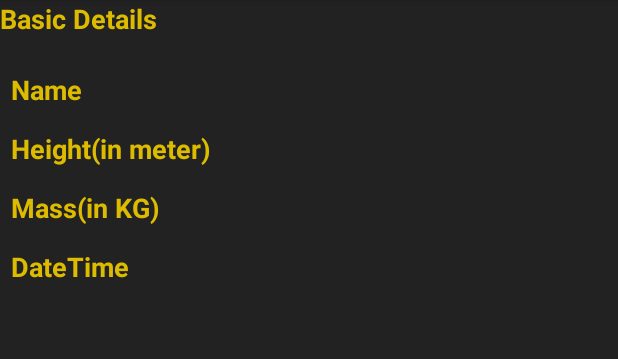
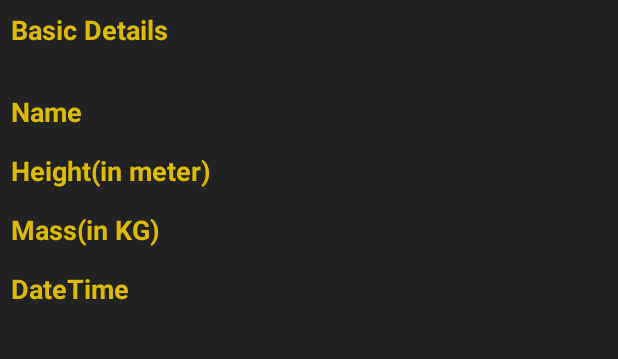
Before and after one commit to SandyDheringe/StartWarDemo, an Android app: the SWCharacterDetailsActivity screen opened directly, with no data from a screen before it, on a phone screen of 412 x 824 dp, the part 84-443 px from its top. Run offline under Robolectric (Android 15) with nearby library versions, the phone set to English and light mode, and no system bars; our stand-ins replace data binding.

Commit message:
updated layout padding

```diff
--- a/app/src/main/res/layout/activity_swcharacter_details.xml
+++ b/app/src/main/res/layout/activity_swcharacter_details.xml
@@ -17,6 +17,7 @@
             android:orientation="vertical">
 
             <TextView
+                android:padding="@dimen/padding_7dp"
                 style="@style/label_style"
                 android:layout_width="match_parent"
                 android:layout_height="wrap_content"
@@ -26,7 +27,7 @@
             <LinearLayout
                 android:layout_width="match_parent"
                 android:layout_height="wrap_content"
-                android:padding="7dp">
+                android:padding="@dimen/padding_7dp">
 
                 <TextView
                     style="@style/label_style"
@@ -47,7 +48,7 @@
             <LinearLayout
                 android:layout_width="match_parent"
                 android:layout_height="wrap_content"
-                android:padding="7dp">
+                android:padding="@dimen/padding_7dp">
 
                 <TextView
                     style="@style/label_style"
@@ -68,7 +69,7 @@
             <LinearLayout
                 android:layout_width="match_parent"
                 android:layout_height="wrap_content"
-                android:padding="7dp">
+                android:padding="@dimen/padding_7dp">
 
                 <TextView
                     style="@style/label_style"
--- a/app/src/main/res/values/dimens.xml
+++ b/app/src/main/res/values/dimens.xml
@@ -7,4 +7,5 @@
     <dimen name="img_width">60dp</dimen>
     <dimen name="img_height">60dp</dimen>
     <dimen name="padding_8dp">8dp</dimen>
+    <dimen name="padding_7dp">7dp</dimen>
 </resources>
```
